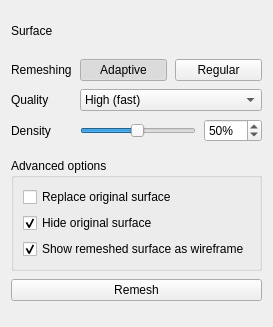
Qt form Plugins/org.mitk.gui.qt.remeshing/src/internal/QmitkRemeshingViewControls.ui (MITK/MITK) before a commit; both pictures show x 0 to 273 and y 0 to 327 of the 273 by 573 pixel window.
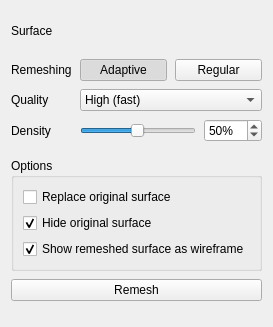
The same form after that commit. Icons and pictures are not drawn. Custom widgets are drawn as their Qt base class.

Diff of the .ui file:
```diff
--- a/Plugins/org.mitk.gui.qt.remeshing/src/internal/QmitkRemeshingViewControls.ui
+++ b/Plugins/org.mitk.gui.qt.remeshing/src/internal/QmitkRemeshingViewControls.ui
@@ -197,7 +197,7 @@
    <item>
     <widget class="QGroupBox" name="advancedGroupBox">
      <property name="title">
-      <string>Advanced options</string>
+      <string>Options</string>
      </property>
      <layout class="QVBoxLayout" name="advancedLayout">
       <item>
```
Left out of the diff: 4 changed lines with no effect on the pictures.
